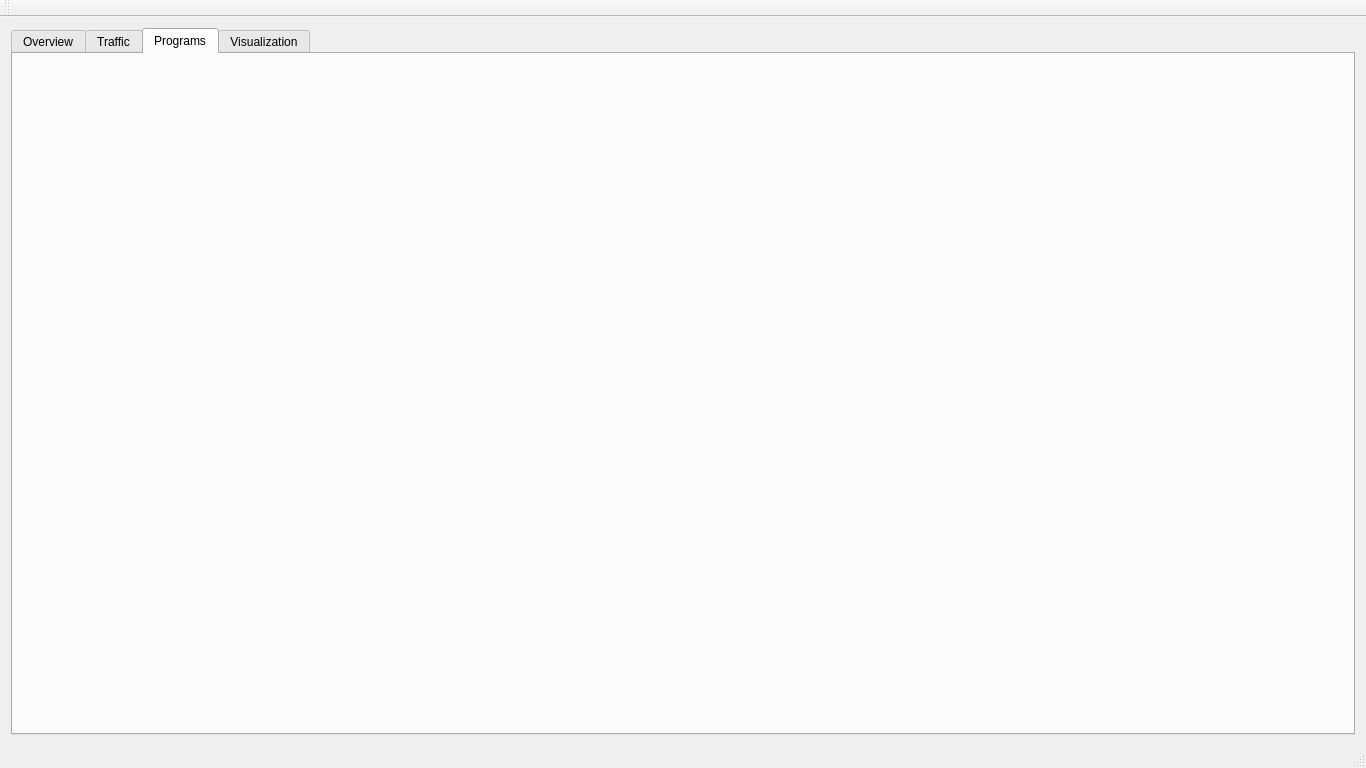
This is overview.ui in achow101/NetPriv as Qt 5 draws it before an edit. The edited form follows.
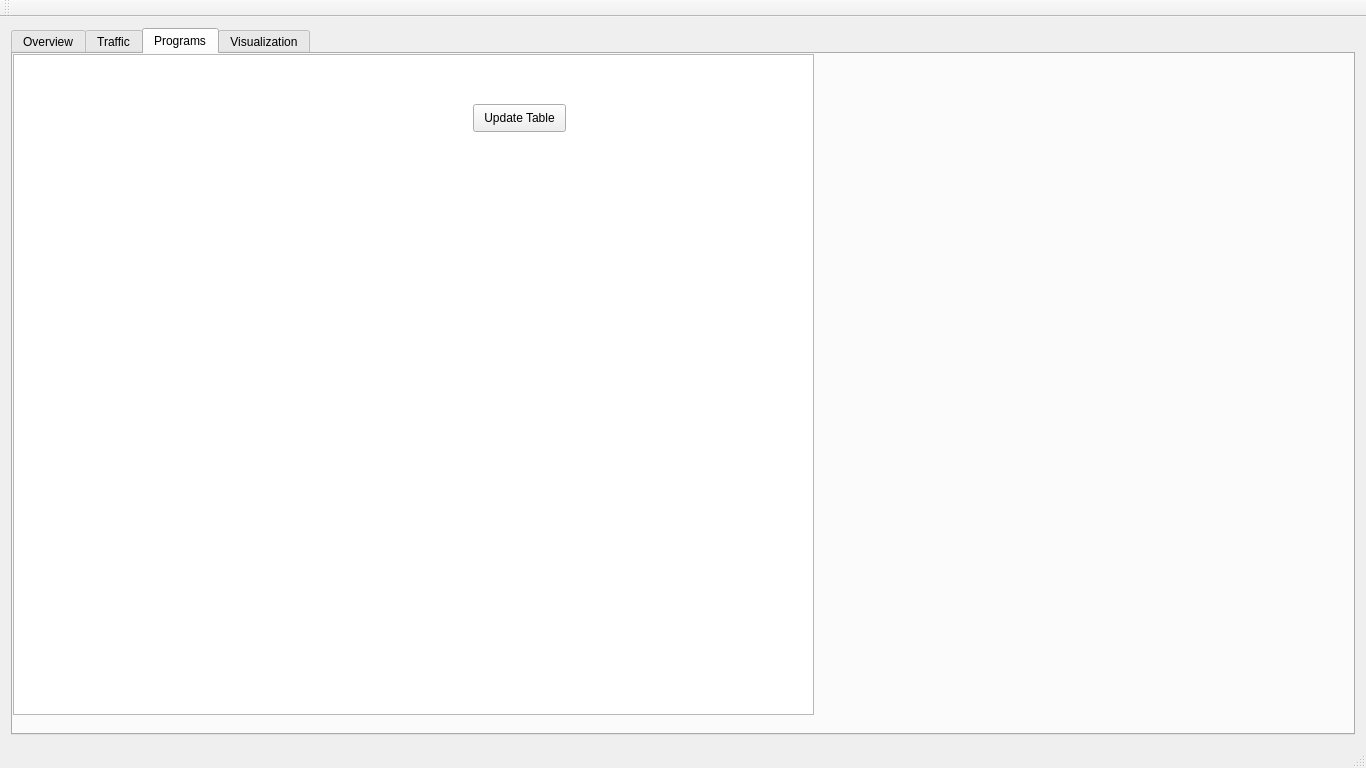
This is the edited form. The open tabs and pages were chosen to show the change.

Commit message:
Programs Table working with button
Set up the Program Tab's table using the programs map using a button

What changed in the file:
```diff
--- a/overview.ui
+++ b/overview.ui
@@ -116,6 +116,29 @@
        <attribute name="title">
         <string>Programs</string>
        </attribute>
+       <widget class="QTableView" name="tableView_2">
+        <property name="geometry">
+         <rect>
+          <x>0</x>
+          <y>0</y>
+          <width>801</width>
+          <height>661</height>
+         </rect>
+        </property>
+       </widget>
+       <widget class="QPushButton" name="pushButton_2">
+        <property name="geometry">
+         <rect>
+          <x>460</x>
+          <y>50</y>
+          <width>93</width>
+          <height>28</height>
+         </rect>
+        </property>
+        <property name="text">
+         <string>Update Table</string>
+        </property>
+       </widget>
       </widget>
       <widget class="QWidget" name="tab_4">
        <attribute name="title">
```
Left out of the diff: 4 changed lines with no effect on the pictures. The commit also changes 2 other files.
